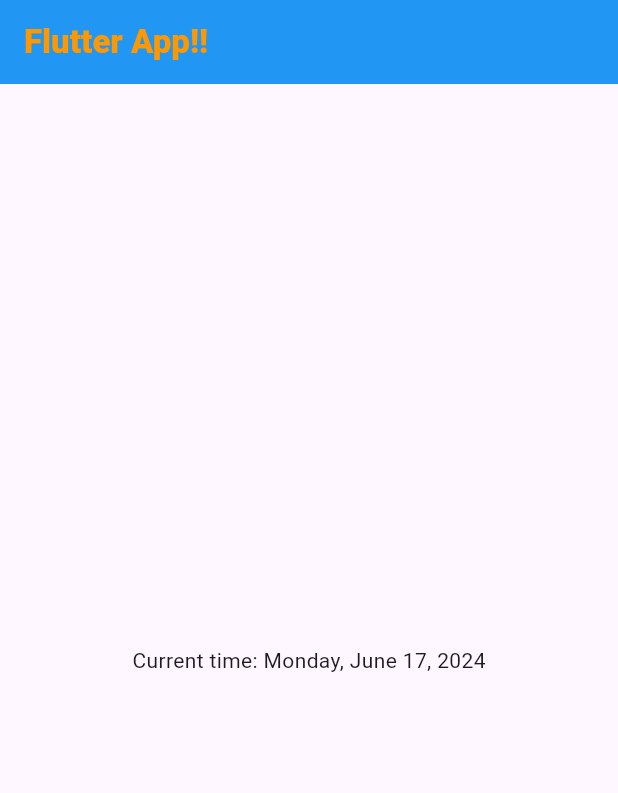
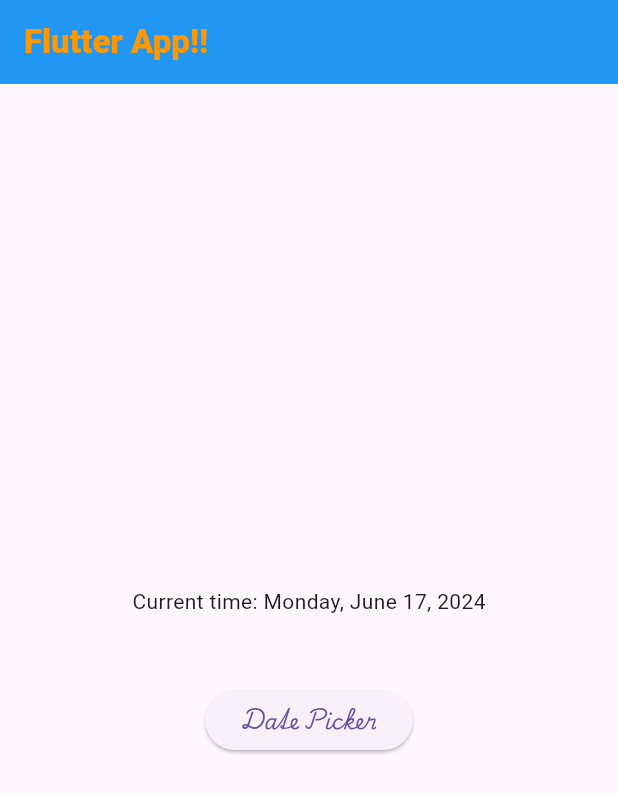
Before and after one commit to IllTushar/flutterComponents, a Flutter app: the screen it shows after launch, on a phone screen of 412 x 824 dp. Shown: the top 793 px of the screen. Run offline on Flutter 3.47's test engine with Material 3 defaults, Android fonts, the phone set to English and light mode, and no system bars; missing offline and left inert: dart:ffi.

Commit message:
18.6.24x1

```diff
--- a/lib/main.dart
+++ b/lib/main.dart
@@ -2,6 +2,7 @@ import 'dart:ffi';
 import 'package:flutter/services.dart';
 import 'package:flutter/material.dart';
 import 'package:intl/intl.dart';
+
 void main() {
   runApp(MaterialApp(
     home: MyApp(),
@@ -35,7 +36,29 @@ class MyApp extends StatelessWidget {
               Container(
                 width: double.infinity,
                 height: 50,
-                child: Center(child: Text("Current time: ${DateFormat('yMMMMEEEEd').format(time)}")),
+                child: Center(
+                    child: Text(
+                        "Current time: ${DateFormat('yMMMMEEEEd').format(time)}")),
+              ),
+              Container(
+                height: 30,
+              ),
+              Container(
+                child: ElevatedButton(
+                    onPressed: () async {
+                      DateTime? dateTime = await showDatePicker(
+                          context: context,
+                          firstDate: DateTime(2019),
+                          lastDate: DateTime.now());
+
+                      if (dateTime != null) {
+                        print(dateTime);
+                      }
+                    },
+                    child: const Text(
+                      "Date Picker",
+                      style: TextStyle(fontFamily: 'Font_Main'),
+                    )),
               )
             ],
           )),
```
